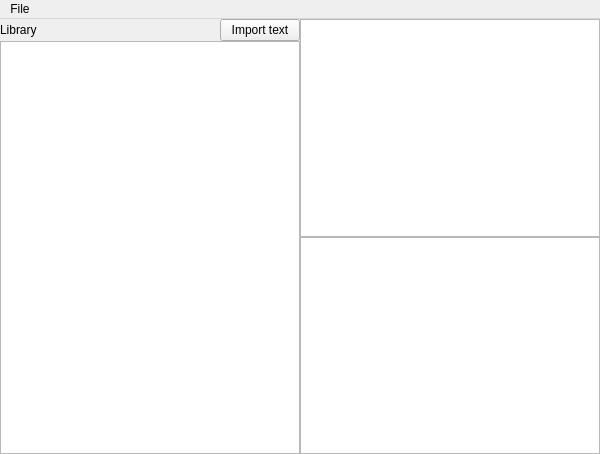
Above: stenodictate/gui/mainwindow.ui from arxanas/StenoDictate before the change. Below: the same form after it.
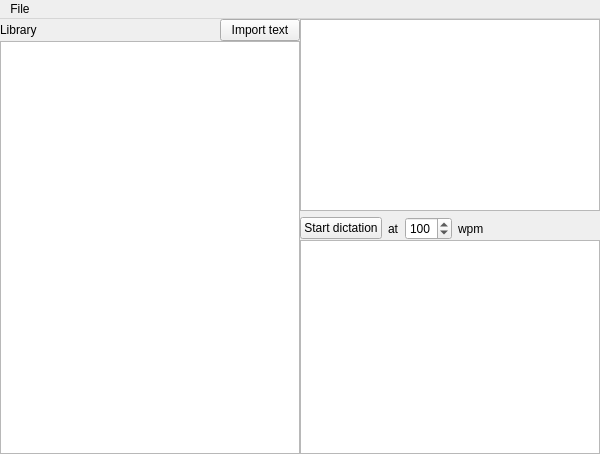
That is the form after the change.

```diff
--- a/stenodictate/gui/mainwindow.ui
+++ b/stenodictate/gui/mainwindow.ui
@@ -79,6 +79,66 @@
           </property>
          </widget>
         </item>
+        <item>
+         <layout class="QHBoxLayout" name="horizontalLayout_2">
+          <item>
+           <widget class="QPushButton" name="startDictationButton">
+            <property name="text">
+             <string>Start dictation</string>
+            </property>
+           </widget>
+          </item>
+          <item>
+           <widget class="QLabel" name="label_2">
+            <property name="sizePolicy">
+             <sizepolicy hsizetype="Minimum" vsizetype="Preferred">
+              <horstretch>0</horstretch>
+              <verstretch>0</verstretch>
+             </sizepolicy>
+            </property>
+            <property name="text">
+             <string>at</string>
+            </property>
+           </widget>
+          </item>
+          <item>
+           <widget class="QSpinBox" name="wpmSpinBox">
+            <property name="buttonSymbols">
+             <enum>QAbstractSpinBox::UpDownArrows</enum>
+            </property>
+            <property name="minimum">
+             <number>1</number>
+            </property>
+            <property name="maximum">
+             <number>999</number>
+            </property>
+            <property name="value">
+             <number>100</number>
+            </property>
+           </widget>
+          </item>
+          <item>
+           <widget class="QLabel" name="label_3">
+            <property name="text">
+             <string>wpm</string>
+            </property>
+           </widget>
+          </item>
+          <item>
+           <spacer name="horizontalSpacer">
+            <property name="orientation">
+             <enum>Qt::Horizontal</enum>
+            </property>
+            <property name="sizeHint" stdset="0">
+             <size>
+              <width>40</width>
+              <height>20</height>
+             </size>
+            </property>
+           </spacer>
+          </item>
+         </layout>
+        </item>
        </layout>
       </item>
       <item row="0" column="0" rowspan="2">
```
